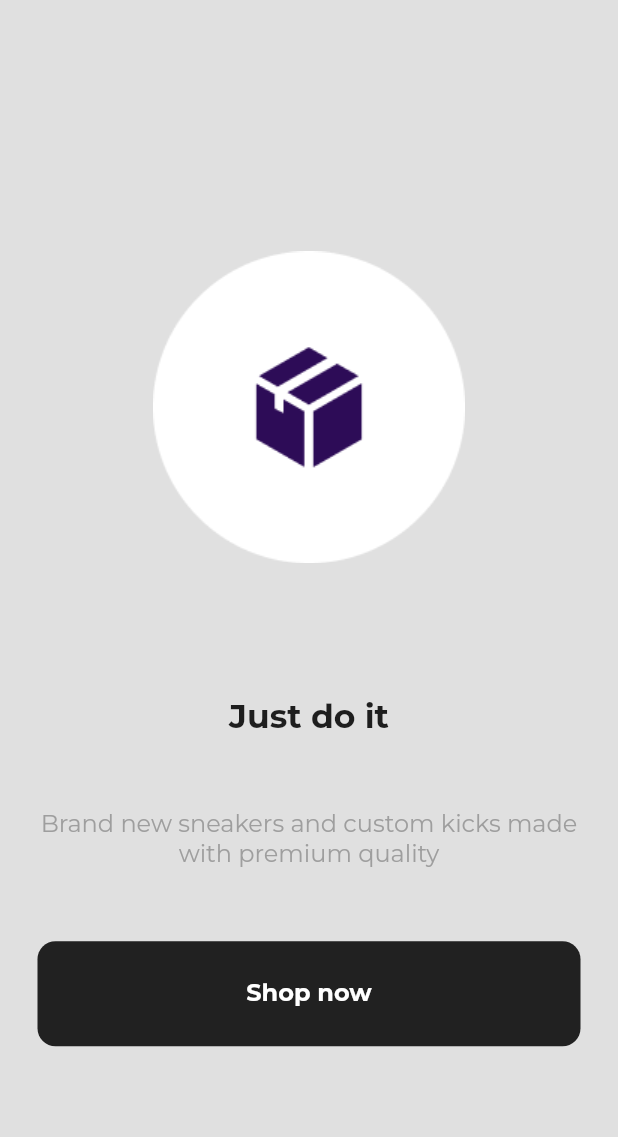
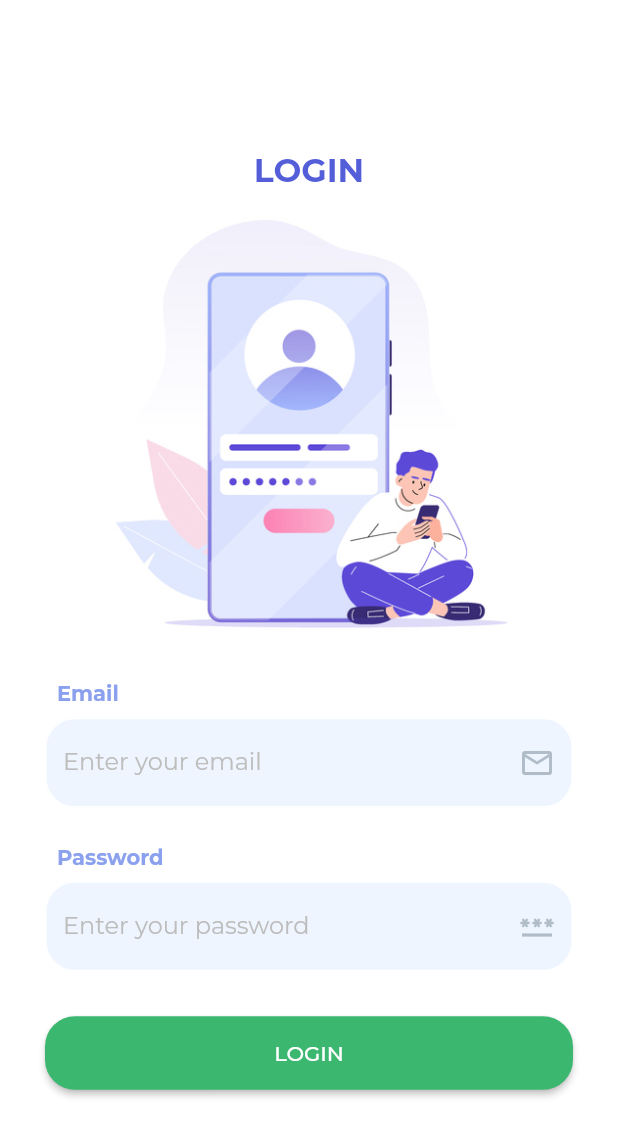
Before and after one commit to RomainWeb/sport_sync_pro_flutter, a Flutter app: the screen it shows after launch, on a phone screen of 412 x 824 dp. Shown: the top 1137 px of the screen. Run offline on Flutter 3.47's test engine with Material 2 defaults, Android fonts, the light colour scheme and no system bars; our stand-ins replace firebase_auth, firebase_core, google_fonts, google_nav_bar; accounts and stored records are empty.

Commit message:
manage login

```diff
--- a/lib/main.dart
+++ b/lib/main.dart
@@ -1,13 +1,46 @@
+import 'dart:async';
+
 import 'package:flutter/material.dart';
-import 'package:sport_sync_pro_flutter/pages/intro_page.dart';
 import 'package:google_fonts/google_fonts.dart';
+import 'package:firebase_core/firebase_core.dart';
+import 'package:sport_sync_pro_flutter/pages/main_page.dart';
+import 'firebase_options.dart';
+import 'package:firebase_auth/firebase_auth.dart';
 
-void main() {
+void main() async {
+  WidgetsFlutterBinding.ensureInitialized();
+  await Firebase.initializeApp(
+    options: DefaultFirebaseOptions.currentPlatform,
+  );
   runApp(const MyApp());
 }
 
-class MyApp extends StatelessWidget {
+class MyApp extends StatefulWidget {
   const MyApp({super.key});
+
+  @override
+  State<MyApp> createState() => _MyAppState();
+}
+
+class _MyAppState extends State<MyApp> {
+
+  late StreamSubscription<User?> user;
+  void initState() {
+    super.initState();
+    user = FirebaseAuth.instance.authStateChanges().listen((user) {
+      if (user == null) {
+        print('User is currently signed out!');
+      } else {
+        print('User is signed in!');
+      }
+    });
+  }
+
+  @override
+  void dispose() {
+    user.cancel();
+    super.dispose();
+  }
 
   @override
   Widget build(BuildContext context) {
@@ -20,7 +53,7 @@ class MyApp extends StatelessWidget {
           bodyMedium: GoogleFonts.montserrat(textStyle: textTheme.bodyMedium),
         ),
       ),
-      home: const IntroPage(),
+      home: const MainPage(),
     );
   }
 }
--- /dev/null
+++ b/lib/pages/auth/login_page.dart
@@ -0,0 +1,166 @@
+import 'package:firebase_auth/firebase_auth.dart';
+import 'package:flutter/material.dart';
+import 'package:sport_sync_pro_flutter/utils/colors.dart';
+
+class LoginPage extends StatefulWidget {
+  const LoginPage({super.key});
+
+  @override
+  State<LoginPage> createState() => _LoginPageState();
+}
+
+class _LoginPageState extends State<LoginPage> {
+  @override
+  Widget build(BuildContext context) {
+    final emailController = TextEditingController();
+    final passwordController = TextEditingController();
+
+    Future<void> login() async {
+      try {
+        await FirebaseAuth.instance.signInWithEmailAndPassword(
+          email: emailController.text.trim(),
+          password: passwordController.text.trim(),
+        );
+      } catch(e) {
+        print(e);
+      }
+    }
+
+    @override
+    void dispose() {
+      emailController.dispose();
+      passwordController.dispose();
+      super.dispose();
+    }
+
+    return Scaffold(
+      backgroundColor: Colors.white,
+      body: SingleChildScrollView(
+        child: Padding(
+          padding: const EdgeInsets.symmetric(horizontal: 30, vertical: 100),
+          child: Center(
+            child: Column(
+              mainAxisAlignment: MainAxisAlignment.center,
+              children: [
+                const Text(
+                  'LOGIN',
+                  style: TextStyle(
+                    fontSize: 22,
+                    fontWeight: FontWeight.bold,
+                    color: AppColors.primaryColor
+                  )
+                ),
+                Image.asset(
+                  'assets/images/login-illustration.jpg',
+                  width: 280,
+                ),
+                const Row(
+                  children: [
+                    Padding(
+                      padding: EdgeInsets.all(8.0),
+                      child: Text('Email', style: TextStyle(
+                        color: AppColors.primaryColorLighter,
+                        fontSize: 14,
+                        fontWeight: FontWeight.bold,
+                      )),
+                    ),
+                  ],
+                ),
+                TextField(
+                  controller: emailController,
+                  style: const TextStyle(
+                    color: AppColors.primaryColorDarker,
+                    fontWeight: FontWeight.bold,
+                  ),
+                  decoration: InputDecoration(
+                    suffixIcon: const Icon(
+                      Icons.email_outlined,
+                      color: AppColors.greyLight,
+                    ),
+                    enabledBorder: OutlineInputBorder(
+                      borderSide: const BorderSide(color: Colors.white),
+                      borderRadius: BorderRadius.circular(20),
+                    ),
+                    focusedBorder: OutlineInputBorder(
+                        borderSide: const BorderSide(
+                            color: AppColors.primaryColor
+                        ),
+                        borderRadius: BorderRadius.circular(20)
+                    ),
+                    border: InputBorder.none,
+                    hintText: 'Enter your email',
+                    hintStyle: TextStyle(
+                      color: Colors.grey[400],
+                      fontWeight: FontWeight.w400,
+                    ),
+                    fillColor: const Color(0xffeff5fe),
+                    filled: true,
+                  ),
+                ),
+                const SizedBox(height: 16),
+                const Row(
+                  children: [
+                    Padding(
+                      padding: EdgeInsets.all(8.0),
+                      child: Text('Password', style: TextStyle(
+                        color: AppColors.primaryColorLighter,
+                        fontSize: 14,
+                        fontWeight: FontWeight.bold,
+                      )),
+                    ),
+                  ],
+                ),
+                TextField(
+                  controller: passwordController,
+                  obscureText: true,
+                  enableSuggestions: false,
+                  autocorrect: false,
+                  style: const TextStyle(
+                    color: AppColors.primaryColorDarker,
+                    fontWeight: FontWeight.bold,
+                  ),
+                  decoration: InputDecoration(
+                    suffixIcon: const Icon(
+                      Icons.password,
+                      color: AppColors.greyLight,
+                    ),
+                    enabledBorder: OutlineInputBorder(
+                      borderSide: const BorderSide(color: Colors.white),
+                      borderRadius: BorderRadius.circular(20),
+                    ),
+                    focusedBorder: OutlineInputBorder(
+                        borderSide: const BorderSide(color: AppColors.primaryColor),
+                        borderRadius: BorderRadius.circular(20)
+                    ),
+                    border: InputBorder.none,
+                    hintText: 'Enter your password',
+                    hintStyle: TextStyle(color: Colors.grey[400], fontWeight: FontWeight.w400, ),
+                    fillColor: const Color(0xffeff5fe),
+                    filled: true,
+                  ),
+                ),
+                const SizedBox(height: 30),
+                SizedBox(
+                  width: double.infinity,
+                  child: ElevatedButton(
+                    style: ButtonStyle(
+                      shape: MaterialStateProperty.all<RoundedRectangleBorder>(
+                        RoundedRectangleBorder(
+                          borderRadius: BorderRadius.circular(20)
+                        )
+                      ),
+                      backgroundColor: MaterialStateProperty.all<Color>(AppColors.secondaryColor),
+                      padding: MaterialStateProperty.all<EdgeInsets>(const EdgeInsets.symmetric(horizontal: 32, vertical: 16)),
+                    ),
+                    onPressed: login,
+                    child: const Text('LOGIN'),
+                  ),
+                ),
+              ],
+            ),
+          ),
+        ),
+      ),
+    );
+  }
+}
--- a/lib/pages/cart_page.dart
+++ /dev/null
@@ -1,17 +0,0 @@
-import 'package:flutter/material.dart';
-
-class CartPage extends StatefulWidget {
-  const CartPage({super.key});
-
-  @override
-  State<CartPage> createState() => _CartPageState();
-}
-
-class _CartPageState extends State<CartPage> {
-  @override
-  Widget build(BuildContext context) {
-    return const Center(
-      child: Text('cart page'),
-    );;
-  }
-}
--- a/lib/pages/home_page.dart
+++ b/lib/pages/home_page.dart
@@ -1,9 +1,8 @@
+import 'package:firebase_auth/firebase_auth.dart';
 import 'package:flutter/material.dart';
 import 'package:sport_sync_pro_flutter/components/bottom_nav_bar.dart';
+import 'package:sport_sync_pro_flutter/pages/auth/login_page.dart';
 import 'package:sport_sync_pro_flutter/utils/colors.dart';
-
-import 'cart_page.dart';
-import 'shop_page.dart';
 
 class HomePage extends StatefulWidget {
   const HomePage({super.key});
@@ -23,8 +22,6 @@ class _HomePageState extends State<HomePage> {
   }
 
   final List<Widget> _pages = [
-    const ShopPage(),
-    const CartPage(),
   ];
 
   @override
@@ -63,7 +60,7 @@ class _HomePageState extends State<HomePage> {
                       'Non-Contact Deliveries',
                       textAlign: TextAlign.center,
                       style: TextStyle(
-                        color: AppColors.primaryTextColor,
+                        color: AppColors.primaryColorLighter,
                         fontSize: 34,
                         fontWeight: FontWeight.bold,
                       ),
@@ -73,7 +70,7 @@ class _HomePageState extends State<HomePage> {
                       'When placing an order, select the option “Contactless delivery” and the courier will leave your order at the door.',
                       textAlign: TextAlign.center,
                       style: TextStyle(
-                        color: AppColors.primaryTextColorLight,
+                        color: AppColors.primaryColorLighter,
                         fontSize: 16,
                       ),
                     ),
@@ -83,10 +80,15 @@ class _HomePageState extends State<HomePage> {
                       child: ElevatedButton(
                         style: ButtonStyle(
                           backgroundColor: MaterialStateProperty.all<Color>(AppColors.secondaryColor),
-                          padding: MaterialStateProperty.all<EdgeInsets>(const EdgeInsets.symmetric(horizontal: 32, vertical: 16)),
+                          padding: MaterialStateProperty.all<EdgeInsets>(
+                            const EdgeInsets.symmetric(
+                              horizontal: 32,
+                              vertical: 16
+                            )
+                          ),
                         ),
-                        onPressed: (){},
-                        child: const Text('ORDER NOW'),
+                        onPressed: () => FirebaseAuth.instance.signOut(),
+                        child: const Text('LOG OUT'),
                       ),
                     ),
                   ],
--- a/lib/pages/intro_page.dart
+++ /dev/null
@@ -1,71 +0,0 @@
-import 'package:flutter/material.dart';
-
-import 'home_page.dart';
-
-class IntroPage extends StatelessWidget {
-  const IntroPage({super.key});
-
-  @override
-  Widget build(BuildContext context) {
-    return Scaffold(
-      backgroundColor: Colors.grey[300],
-      body: Center(
-        child: Padding(
-          padding: const EdgeInsets.symmetric(horizontal: 25.0),
-          child: Column(
-            mainAxisAlignment: MainAxisAlignment.center,
-            children: [
-              Padding(
-                padding: const EdgeInsets.all(25.0),
-                child: Image.asset(
-                  'assets/images/logo.png',
-                  height: 240,
-                ),
-              ),
-              const SizedBox(height: 48),
-              const Text(
-                'Just do it',
-                style: TextStyle(
-                  fontWeight: FontWeight.bold,
-                  fontSize: 22,
-                ),
-              ),
-              const SizedBox(height: 48),
-              const Text(
-                'Brand new sneakers and custom kicks made with premium quality',
-                style: TextStyle(
-                  color: Colors.grey,
-                  fontSize: 16,
-                ),
-                textAlign: TextAlign.center,
-              ),
-              const SizedBox(height: 48),
-              GestureDetector(
-                onTap: () => Navigator.push(
-                  context,
-                  MaterialPageRoute(builder: (context) => const HomePage())
-                ),
-                child: Container(
-                  decoration: BoxDecoration(
-                    color: Colors.grey[900],
-                    borderRadius: BorderRadius.circular(12)),
-                  padding: const EdgeInsets.all(25.0),
-                  child: const Center(
-                    child: Text(
-                    'Shop now',
-                    style: TextStyle(
-                      color: Colors.white,
-                      fontWeight: FontWeight.bold,
-                      fontSize: 16,
-                    ),
-                    ),
-                  ),
-                ),
-              )
-            ],
-          ),
-        ),
-      ),
-    );
-  }
-}
--- /dev/null
+++ b/lib/pages/main_page.dart
@@ -0,0 +1,24 @@
+import 'package:firebase_auth/firebase_auth.dart';
+import 'package:flutter/material.dart';
+import 'package:sport_sync_pro_flutter/pages/auth/login_page.dart';
+import 'package:sport_sync_pro_flutter/pages/home_page.dart';
+
+class MainPage extends StatelessWidget {
+  const MainPage({super.key});
+
+  @override
+  Widget build(BuildContext context) {
+    return Scaffold(
+      body: StreamBuilder<User?>(
+        stream: FirebaseAuth.instance.authStateChanges(),
+        builder: (context, snapshot) {
+          if (snapshot.hasData) {
+            return const HomePage();
+          } else {
+            return const LoginPage();
+          }
+        },
+      ),
+    );
+  }
+}
--- a/lib/pages/shop_page.dart
+++ /dev/null
@@ -1,17 +0,0 @@
-import 'package:flutter/material.dart';
-
-class ShopPage extends StatefulWidget {
-  const ShopPage({super.key});
-
-  @override
-  State<ShopPage> createState() => _ShopPageState();
-}
-
-class _ShopPageState extends State<ShopPage> {
-  @override
-  Widget build(BuildContext context) {
-    return const Center(
-      child: Text('shop page'),
-    );
-  }
-}
--- a/lib/utils/colors.dart
+++ b/lib/utils/colors.dart
@@ -2,7 +2,8 @@ import 'dart:ui';
 
 class AppColors {
   static const Color primaryColor = Color(0xff545ed8);
-  static const Color primaryTextColor = Color(0xff1f2247);
-  static const Color primaryTextColorLight = Color(0xff6f81e5);
+  static const Color primaryColorDarker = Color(0xff1f2247);
+  static const Color primaryColorLighter = Color(0xff8ba1ee);
   static const Color secondaryColor = Color(0xff3bb770);
+  static const Color greyLight = Color(0xffB0BDC9);
 }
--- a/pubspec.yaml
+++ b/pubspec.yaml
@@ -31,11 +31,13 @@ dependencies:
   flutter:
     sdk: flutter
 
-
   # The following adds the Cupertino Icons font to your application.
   # Use with the CupertinoIcons class for iOS style icons.
   cupertino_icons: ^1.0.2
   google_nav_bar: ^5.0.6
+  firebase_core: ^2.19.0
+  google_fonts: ^6.1.0
+  firebase_auth: ^4.11.1
 
 dev_dependencies:
   flutter_test:
@@ -47,7 +49,6 @@ dev_dependencies:
   # package. See that file for information about deactivating specific lint
   # rules and activating additional ones.
   flutter_lints: ^2.0.0
-  google_fonts: ^6.1.0
 
 # For information on the generic Dart part of this file, see the
 # following page: https://dart.dev/tools/pub/pubspec
```
Also changed, not shown: assets/images/login-illustration.jpg (added), assets/images/register-illustration.jpg (added), assets/images/secure-illustration.jpg (added), lib/firebase_options.dart (added), pubspec.lock, 3 other files.
